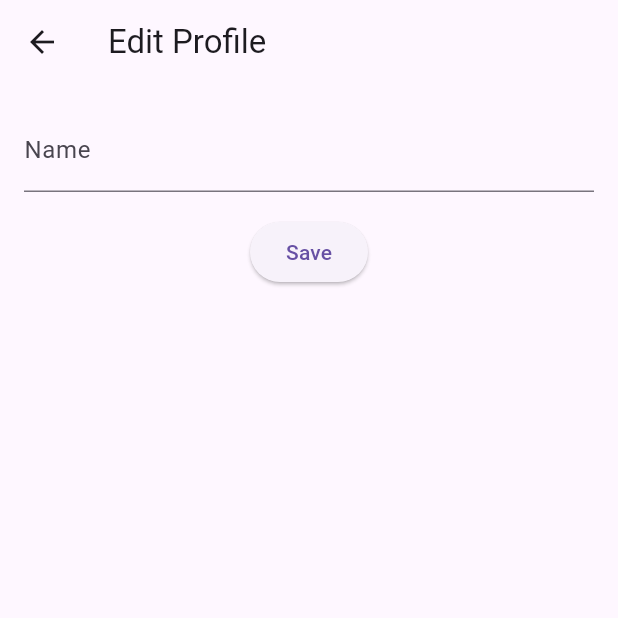
After one commit to h0996g/state_brainerx_avr, a Flutter app: the StartPage screen opened directly, item 2 of the bottom bar chosen, after a tap on "Edit", on a phone screen of 412 x 824 dp, the top half of it. The commit adds this screen. Run offline on Flutter 3.47's test engine with Material 3 defaults, Android fonts, the phone set to English and light mode, and no system bars; our stand-ins replace cloud_firestore, firebase_auth, firebase_core, flutter_bloc, fluttertoast; accounts and stored records are empty; network calls fail.

Commit message:
feat: Implement user registration with Firestore integration
- Added full name input field to the registration page.
- Updated AuthCubit to save user details (full name, email, and creation date) in Firestore upon registration.
- Removed HomeCubit and related files as they are no longer needed.
- Introduced StartCubit to manage user profile data and navigation.
- Created StartPage with bottom navigation for Home and Profile views.
- Developed ProfilePage and ProfileEditPage for displaying and editing user profile information.
- Updated main.dart to initialize StartCubit and handle user authentication state.

```diff
--- /dev/null
+++ b/lib/feature/home/presentation/cubit/start_state.dart
@@ -0,0 +1,36 @@
+enum GetProfileStatus { initial, loading, success, failure }
+
+enum UpdateProfileStatus { initial, loading, success, failure }
+
+class StartState {
+  final int currentIndex;
+  final List<String> items;
+  final GetProfileStatus getProfileStatus;
+  final UpdateProfileStatus updateProfileStatus;
+  final Map<String, dynamic>? profileData;
+  const StartState({
+    this.currentIndex = 0,
+    this.items = const ['Home', 'Profile'],
+    this.getProfileStatus = GetProfileStatus.initial,
+    this.updateProfileStatus = UpdateProfileStatus.initial,
+    this.profileData,
+  });
+
+  StartState copyWith({
+    int? currentIndex,
+    GetProfileStatus? getProfileStatus,
+    Map<String, dynamic>? profileData,
+    UpdateProfileStatus? updateProfileStatus,
+  }) {
+    return StartState(
+      currentIndex: currentIndex ?? this.currentIndex,
+      getProfileStatus: getProfileStatus ?? this.getProfileStatus,
+      profileData: profileData ?? this.profileData,
+      updateProfileStatus: updateProfileStatus ?? this.updateProfileStatus,
+    );
+  }
+
+  @override
+  String toString() =>
+      'StartState(currentIndex: $currentIndex, getProfileStatus: $getProfileStatus, profileData: $profileData, updateProfileStatus: $updateProfileStatus)';
+}
--- /dev/null
+++ b/lib/feature/home/presentation/views/start_page.dart
@@ -0,0 +1,34 @@
+import 'package:flutter/material.dart';
+import 'package:flutter_bloc/flutter_bloc.dart';
+import 'package:state_brainer_avr/feature/home/presentation/cubit/start_cubit.dart';
+import 'package:state_brainer_avr/feature/home/presentation/cubit/start_state.dart';
+import 'package:state_brainer_avr/feature/profile/presentation/views/profile_page.dart';
+
+class StartPage extends StatelessWidget {
+  const StartPage({super.key});
+
+  @override
+  Widget build(BuildContext context) {
+    return BlocBuilder<StartCubit, StartState>(
+      builder: (context, state) {
+        return Scaffold(
+          appBar: AppBar(title: Text(state.items[state.currentIndex])),
+          body: [SizedBox(), ProfilePage()][state.currentIndex],
+          bottomNavigationBar: BottomNavigationBar(
+            currentIndex: context.read<StartCubit>().state.currentIndex,
+            onTap: (value) {
+              context.read<StartCubit>().setCurrentIndex(value);
+            },
+            items: [
+              BottomNavigationBarItem(icon: Icon(Icons.home), label: 'Home'),
+              BottomNavigationBarItem(
+                icon: Icon(Icons.person),
+                label: 'Profile',
+              ),
+            ],
+          ),
+        );
+      },
+    );
+  }
+}
--- /dev/null
+++ b/lib/feature/profile/presentation/views/profile_edit_page.dart
@@ -0,0 +1,61 @@
+import 'package:flutter/material.dart';
+import 'package:flutter_bloc/flutter_bloc.dart';
+import 'package:state_brainer_avr/feature/home/presentation/cubit/start_cubit.dart';
+import 'package:state_brainer_avr/feature/home/presentation/cubit/start_state.dart';
+
+class ProfileEditPage extends StatefulWidget {
+  final Map<String, dynamic>? profileData;
+  const ProfileEditPage({super.key, required this.profileData});
+
+  @override
+  State<ProfileEditPage> createState() => _ProfileEditPageState();
+}
+
+class _ProfileEditPageState extends State<ProfileEditPage> {
+  TextEditingController nameController = TextEditingController();
+
+  @override
+  void initState() {
+    nameController.text = widget.profileData?['fullName'] ?? '';
+    super.initState();
+  }
+
+  @override
+  Widget build(BuildContext context) {
+    return Scaffold(
+      appBar: AppBar(title: const Text('Edit Profile')),
+      body: Padding(
+        padding: const EdgeInsets.all(16.0),
+        child: Column(
+          children: [
+            TextField(
+              controller: nameController,
+              decoration: const InputDecoration(labelText: 'Name'),
+            ),
+            const SizedBox(height: 16.0),
+            BlocConsumer<StartCubit, StartState>(
+              listener: (context, state) {
+                if (state.updateProfileStatus == UpdateProfileStatus.success) {
+                  Navigator.pop(context);
+                }
+              },
+              builder: (context, state) {
+                if (state.updateProfileStatus == UpdateProfileStatus.loading) {
+                  return const CircularProgressIndicator();
+                }
+                return ElevatedButton(
+                  onPressed: () {
+                    context.read<StartCubit>().editProfile({
+                      'fullName': nameController.text,
+                    });
+                  },
+                  child: const Text('Save'),
+                );
+              },
+            ),
+          ],
+        ),
+      ),
+    );
+  }
+}
--- /dev/null
+++ b/lib/feature/profile/presentation/views/profile_page.dart
@@ -0,0 +1,39 @@
+import 'package:flutter/material.dart';
+import 'package:flutter_bloc/flutter_bloc.dart';
+import 'package:state_brainer_avr/feature/home/presentation/cubit/start_cubit.dart';
+import 'package:state_brainer_avr/feature/home/presentation/cubit/start_state.dart';
+import 'package:state_brainer_avr/feature/profile/presentation/views/profile_edit_page.dart';
+
+class ProfilePage extends StatelessWidget {
+  const ProfilePage({super.key});
+
+  @override
+  Widget build(BuildContext context) {
+    if (context.read<StartCubit>().state.getProfileStatus ==
+        GetProfileStatus.loading) {
+      return const Center(child: CircularProgressIndicator());
+    }
+    return Column(
+      mainAxisAlignment: MainAxisAlignment.center,
+      children: [
+        Text(
+          'name  ${context.read<StartCubit>().state.profileData?['fullName']}',
+          style: TextStyle(color: Colors.black),
+        ),
+        TextButton(
+          onPressed: () {
+            Navigator.push(
+              context,
+              MaterialPageRoute(
+                builder: (context) => ProfileEditPage(
+                  profileData: context.read<StartCubit>().state.profileData,
+                ),
+              ),
+            );
+          },
+          child: const Text('Edit'),
+        ),
+      ],
+    );
+  }
+}
```
Also changed, not shown: lib/feature/auth/presentation/manager/auth_cubit.dart (+11 -1 lines), lib/feature/auth/presentation/views/login_page.dart (+3 -8 lines), lib/feature/auth/presentation/views/register_page.dart (+7 -0 lines), lib/feature/home/presentation/cubit/home_cubit.dart (deleted, +0 -22 lines), lib/feature/home/presentation/cubit/home_state.dart (deleted, +0 -15 lines), lib/feature/home/presentation/cubit/start_cubit.dart (added, +52 -0 lines), lib/feature/home/presentation/views/home_page.dart (deleted, +0 -92 lines), lib/main.dart (+13 -4 lines), 1 other file.
